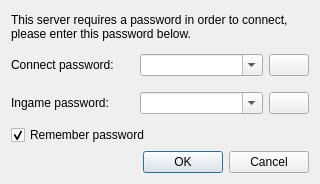
DoomseekerTeam/Doomseeker, file src/core/gui/passworddlg.ui: the form before one commit.
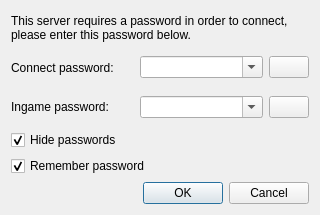
The form after the commit. Icons and pictures are not drawn.

Commit message: Add hide/reveal checkboxes to all password input fields

What changed in the file:
```diff
--- a/src/core/gui/passworddlg.ui
+++ b/src/core/gui/passworddlg.ui
@@ -7,7 +7,7 @@
     <x>0</x>
     <y>0</y>
     <width>320</width>
-    <height>184</height>
+    <height>215</height>
    </rect>
   </property>
   <property name="sizePolicy">
@@ -140,6 +140,16 @@
      </layout>
     </widget>
    </item>
+   <item>
+    <widget class="QCheckBox" name="cbHidePasswords">
+     <property name="text">
+      <string>Hide passwords</string>
+     </property>
+     <property name="checked">
+      <bool>true</bool>
+     </property>
+    </widget>
+   </item>
    <item>
     <widget class="QCheckBox" name="remember">
      <property name="text">
```
Left out of the diff: 25 changed lines with no effect on the pictures. The commit also changes 11 other files.
